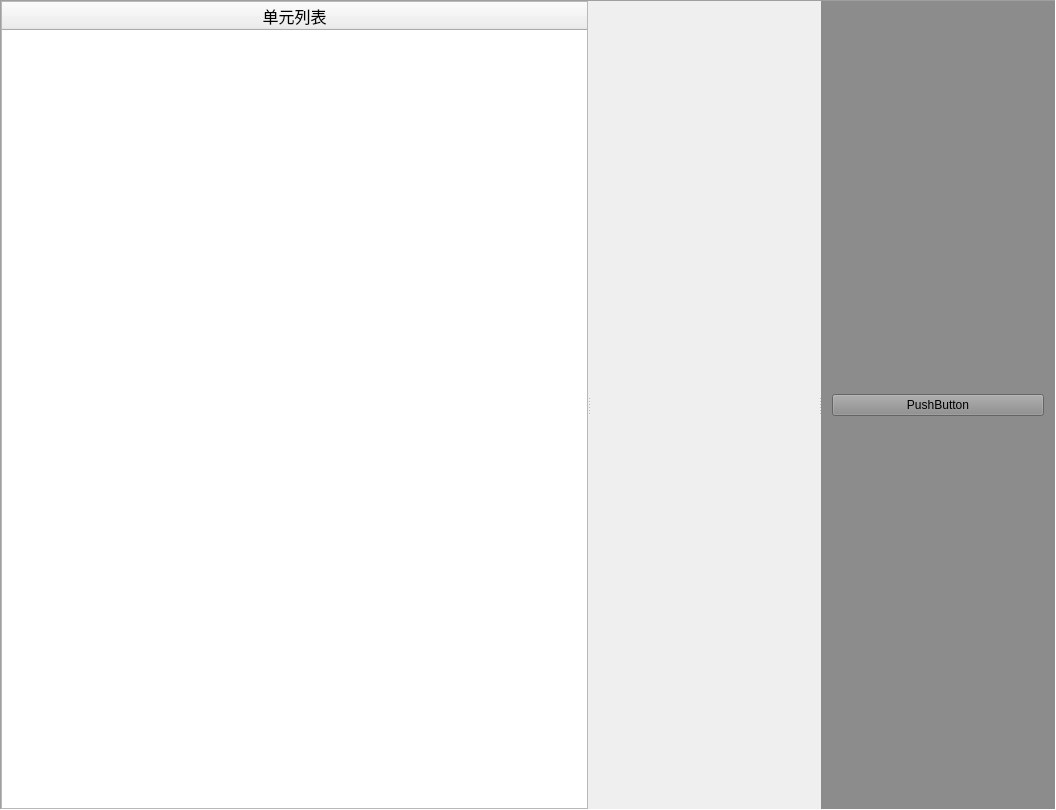
This is Dispaly.ui in LWANG670/RobotOfflineBend as Qt 5 draws it before an edit. The edited form follows.
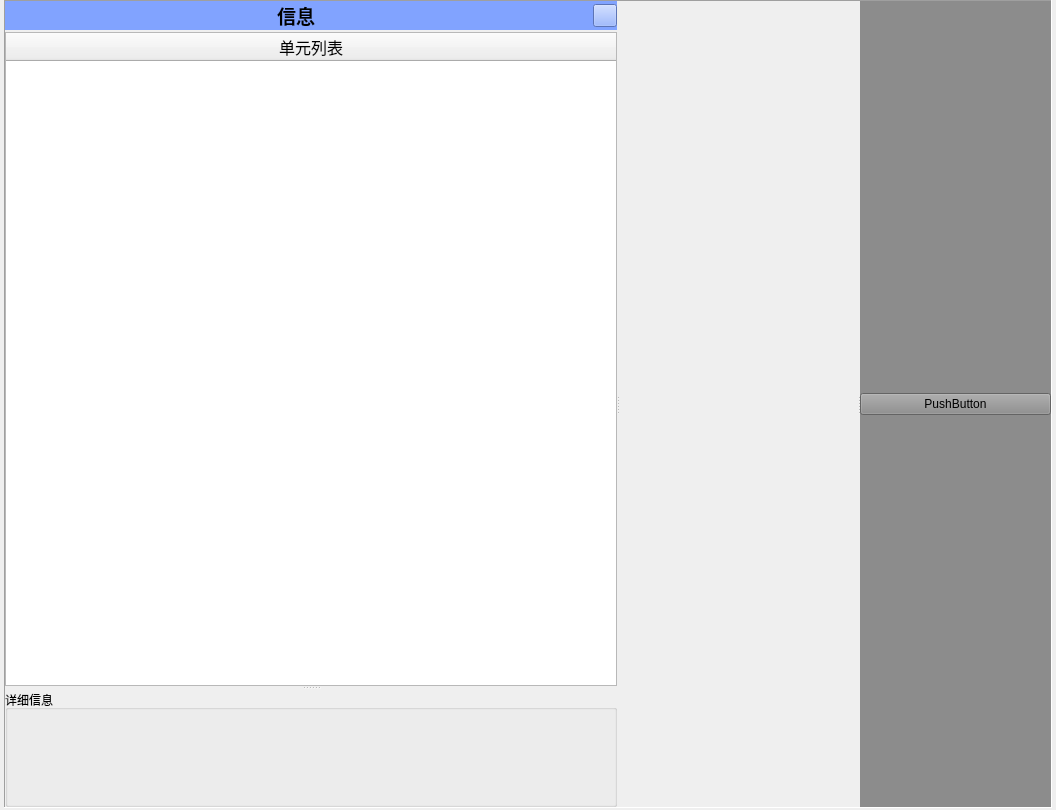
This is the edited form. Icons and pictures are not drawn.

The edit to the form file:
```diff
--- a/Dispaly.ui
+++ b/Dispaly.ui
@@ -18,16 +18,16 @@
   </property>
   <layout class="QVBoxLayout" name="verticalLayout">
    <property name="leftMargin">
-    <number>0</number>
+    <number>4</number>
    </property>
    <property name="topMargin">
     <number>0</number>
    </property>
    <property name="rightMargin">
-    <number>0</number>
+    <number>4</number>
    </property>
    <property name="bottomMargin">
-    <number>0</number>
+    <number>2</number>
    </property>
    <item>
     <widget class="QSplitter" name="splitter">
@@ -61,21 +61,143 @@
         <number>0</number>
        </property>
        <item>
-        <widget class="QTreeWidget" name="treeWidget">
-         <column>
-          <property name="text">
-           <string>单元列表</string>
+        <widget class="QSplitter" name="splitter_2">
+         <property name="orientation">
+          <enum>Qt::Vertical</enum>
+         </property>
+         <widget class="QWidget" name="widget_4" native="true">
+          <property name="styleSheet">
+           <string notr="true"/>
           </property>
-          <property name="font">
-           <font>
-            <family>楷体</family>
-            <pointsize>12</pointsize>
-           </font>
+          <layout class="QVBoxLayout" name="verticalLayout_5">
+           <property name="spacing">
+            <number>2</number>
+           </property>
+           <property name="leftMargin">
+            <number>0</number>
+           </property>
+           <property name="topMargin">
+            <number>0</number>
+           </property>
+           <property name="rightMargin">
+            <number>0</number>
+           </property>
+           <property name="bottomMargin">
+            <number>0</number>
+           </property>
+           <item>
+            <widget class="QWidget" name="horizontalWidget" native="true">
+             <property name="styleSheet">
+              <string notr="true">background-color: rgb(129, 163, 255);
+border-width:1px;
+border-color: rgb(0, 0, 0);</string>
+             </property>
+             <layout class="QHBoxLayout" name="horizontalLayout">
+              <property name="leftMargin">
+               <number>0</number>
+              </property>
+              <property name="topMargin">
+               <number>0</number>
+              </property>
+              <property name="rightMargin">
+               <number>0</number>
+              </property>
+              <property name="bottomMargin">
+               <number>0</number>
+              </property>
+              <item>
+               <widget class="QLabel" name="labFileName">
+                <property name="font">
+                 <font>
+                  <family>楷体</family>
+                  <pointsize>14</pointsize>
+                  <weight>75</weight>
+                  <bold>true</bold>
+                 </font>
+                </property>
+                <property name="text">
+                 <string>信息</string>
+                </property>
+                <property name="alignment">
+                 <set>Qt::AlignCenter</set>
+                </property>
+               </widget>
+              </item>
+              <item>
+               <widget class="QToolButton" name="btnRefresh">
+                <property name="text">
+                 <string/>
+                </property>
+                <property name="icon">
+                 <iconset resource="resource.qrc">
+                  <normaloff>:/img/refresh.ico</normaloff>:/img/refresh.ico</iconset>
+                </property>
+                <property name="iconSize">
+                 <size>
+                  <width>16</width>
+                  <height>16</height>
+                 </size>
+                </property>
+               </widget>
+              </item>
+             </layout>
+            </widget>
+           </item>
+           <item>
+            <widget class="QTreeWidget" name="treeWidget">
+             <property name="styleSheet">
+              <string notr="true">border-color: rgb(131, 255, 235);
+border-width:3px;</string>
+             </property>
+             <attribute name="headerVisible">
+              <bool>true</bool>
+             </attribute>
+             <column>
+              <property name="text">
+               <string>单元列表</string>
+              </property>
+              <property name="font">
+               <font>
+                <family>楷体</family>
+                <pointsize>12</pointsize>
+               </font>
+              </property>
+              <property name="textAlignment">
+               <set>AlignCenter</set>
+              </property>
+             </column>
+            </widget>
+           </item>
+          </layout>
+         </widget>
+         <widget class="QGroupBox" name="groupBox">
+          <property name="title">
+           <string>详细信息</string>
           </property>
-          <property name="textAlignment">
-           <set>AlignCenter</set>
+          <property name="checkable">
+           <bool>false</bool>
           </property>
-         </column>
+          <layout class="QVBoxLayout" name="verticalLayout_4">
+           <property name="leftMargin">
+            <number>0</number>
+           </property>
+           <property name="rightMargin">
+            <number>0</number>
+           </property>
+           <property name="bottomMargin">
+            <number>4</number>
+           </property>
+           <item>
+            <widget class="QStackedWidget" name="stackedWidget">
+             <property name="currentIndex">
+              <number>0</number>
+             </property>
+             <widget class="QWidget" name="page"/>
+             <widget class="QWidget" name="page_2"/>
+            </widget>
+           </item>
+          </layout>
+         </widget>
         </widget>
        </item>
       </layout>
@@ -86,6 +208,18 @@
        <string notr="true">background-color: rgb(140, 140, 140);</string>
       </property>
       <layout class="QVBoxLayout" name="verticalLayout_2">
+       <property name="leftMargin">
+        <number>0</number>
+       </property>
+       <property name="topMargin">
+        <number>0</number>
+       </property>
+       <property name="rightMargin">
+        <number>0</number>
+       </property>
+       <property name="bottomMargin">
+        <number>0</number>
+       </property>
        <item>
         <widget class="QPushButton" name="pushButton">
          <property name="text">
```
